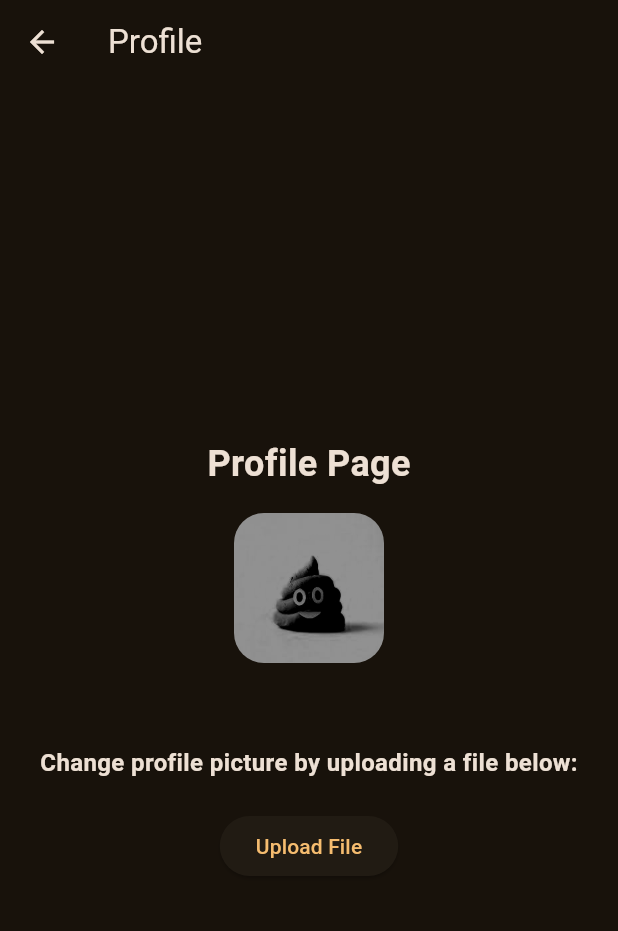
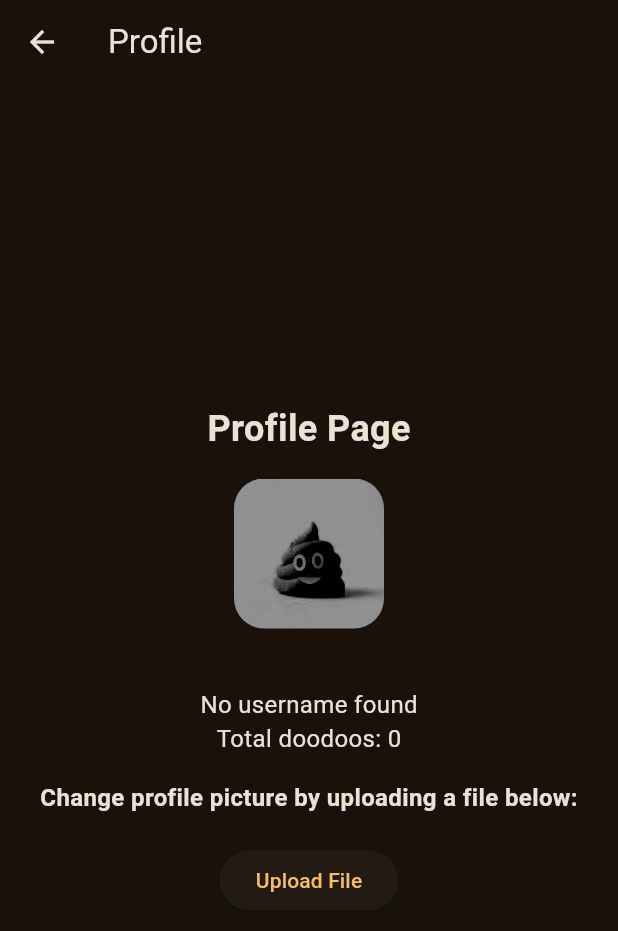
Before and after one commit to Munghard/Doo-doo, a Flutter app: the ProfilePage screen opened directly, on a phone screen of 412 x 824 dp. Shown: the top 931 px of the screen. Run offline on Flutter 3.47's test engine with Material 3 defaults, Android fonts, the phone set to English and light mode, and no system bars; our stand-ins replace file_picker, flutter_rating_bar, supabase_flutter; accounts and stored records are empty.

Commit message:
pretty good state for mobile

```diff
--- a/lib/pages/poop_of_the_day.dart
+++ b/lib/pages/poop_of_the_day.dart
@@ -125,7 +125,7 @@ class _PoopOfTheDayPageState extends State<PoopOfTheDayPage> {
                       flex: 4, // Allocate 40% of the height to the CommentSection
                       child: Center(
                         child: FractionallySizedBox(
-                          widthFactor: 0.3, // Set the width to 30% of the screen width
+                          widthFactor: 1, // Set the width to 30% of the screen width
                           child: Padding(
                             padding: const EdgeInsets.symmetric(horizontal: 16.0),
                             child: CommentSection(
--- a/lib/pages/profile_page.dart
+++ b/lib/pages/profile_page.dart
@@ -14,6 +14,8 @@ class _ProfilePageState extends State<ProfilePage> {
   final SupabaseService _supabaseService = SupabaseService();
   String? profilePictureUrl;
   String? userEmail;
+  String? userName;
+  int totalDoodoos = 0;
   bool _isLoading = true;
   bool _isLoggedIn = false;
 
@@ -37,6 +39,8 @@ class _ProfilePageState extends State<ProfilePage> {
       setState(() {
         userEmail = 'No email found';
         profilePictureUrl = null;
+        totalDoodoos = 0;
+        userName = 'No username found';
         _isLoading = false;
       });
       return;
@@ -45,13 +49,15 @@ class _ProfilePageState extends State<ProfilePage> {
     try {
       final response = await Supabase.instance.client
           .from('profiles')
-          .select('profile_picture')
+          .select('profile_picture, user_name')
           .eq('id', user.id)
           .single();
 
       setState(() {
         userEmail = user.email;
         profilePictureUrl = response['profile_picture'] as String?;
+        userName = response['user_name'] as String? ?? 'No username found';
+        totalDoodoos = _supabaseService.getTotalDoodoosByUser(Supabase.instance.client.auth.currentUser?.id );
         _isLoading = false;
       });
     } catch (e) {
@@ -59,6 +65,8 @@ class _ProfilePageState extends State<ProfilePage> {
       setState(() {
         userEmail = user.email;
         profilePictureUrl = null;
+        totalDoodoos = 0;
+        userName = 'No username found';
         _isLoading = false;
       });
     }
@@ -140,6 +148,14 @@ class _ProfilePageState extends State<ProfilePage> {
                     userEmail ?? 'No email found',
                     style: const TextStyle(fontSize: 16),
                   ),
+                  Text(
+                    userName ?? 'No username found',
+                    style: const TextStyle(fontSize: 16),
+                  ),
+                  Text(
+                    'Total doodoos: $totalDoodoos',
+                    style: const TextStyle(fontSize: 16),
+                  ),
                   const SizedBox(height: 16),
                   if (_isLoggedIn) ...[
                     const Text(
--- a/lib/services/supabase_service.dart
+++ b/lib/services/supabase_service.dart
@@ -28,10 +28,11 @@ class SupabaseService {
         : 0.0;
   }
 
-  Future<void> addRating(int fileId, double rating) async {
+  Future<void> addRating(int fileId, double rating,String userid) async {
     await supabase.from('ratings').insert({
       'file_id': fileId,
       'rating': rating,
+      'rated_by': userid,
       'created_at': DateTime.now().toIso8601String(),
     });
   }
@@ -113,7 +114,7 @@ class SupabaseService {
           .eq('file_id', fileId)
           .order(
             'created_at',
-            ascending: true,
+            ascending: false,
           ); // Ensure consistent ascending order
 
       if (response == null || response.isEmpty) {
@@ -224,4 +225,12 @@ class SupabaseService {
       return false;
     }
   }
+
+  getTotalDoodoosByUser(userid) {
+    return supabase
+        .from('files')
+        .select('id')
+        .eq('posted_by', userid)
+        .then((response) => response.length);
+  }
 }
```
Also changed, not shown: lib/pages/home_page.dart (+60 -18 lines), lib/widgets/image_viewer.dart (+29 -18 lines).
